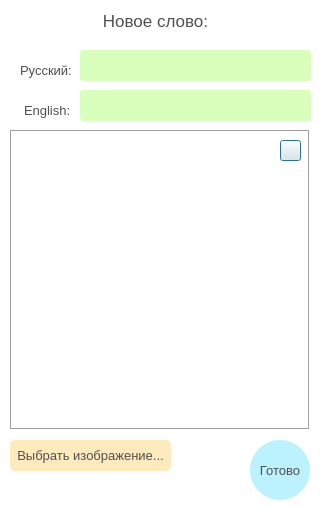
This is dialogaddword.ui in Skripove/MyDictionary as Qt 5 draws it before an edit. The edited form follows.
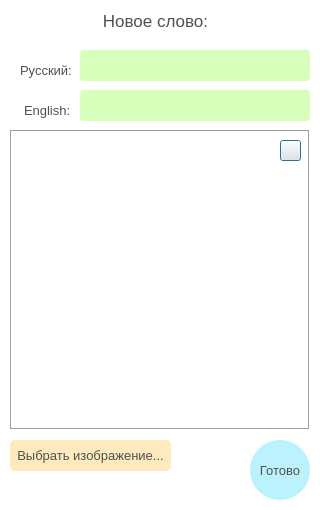
This is the edited form. Icons and pictures are not drawn.

```diff
--- a/dialogaddword.ui
+++ b/dialogaddword.ui
@@ -6,10 +6,22 @@
    <rect>
     <x>0</x>
     <y>0</y>
-    <width>322</width>
-    <height>509</height>
+    <width>320</width>
+    <height>510</height>
    </rect>
   </property>
+  <property name="minimumSize">
+   <size>
+    <width>320</width>
+    <height>510</height>
+   </size>
+  </property>
+  <property name="maximumSize">
+   <size>
+    <width>320</width>
+    <height>510</height>
+   </size>
+  </property>
   <property name="windowTitle">
    <string>Добавить слово</string>
   </property>
@@ -68,7 +80,7 @@
     <rect>
      <x>80</x>
      <y>90</y>
-     <width>231</width>
+     <width>230</width>
      <height>31</height>
     </rect>
    </property>
@@ -225,7 +237,7 @@
     <rect>
      <x>80</x>
      <y>50</y>
-     <width>231</width>
+     <width>230</width>
      <height>31</height>
     </rect>
    </property>
```
